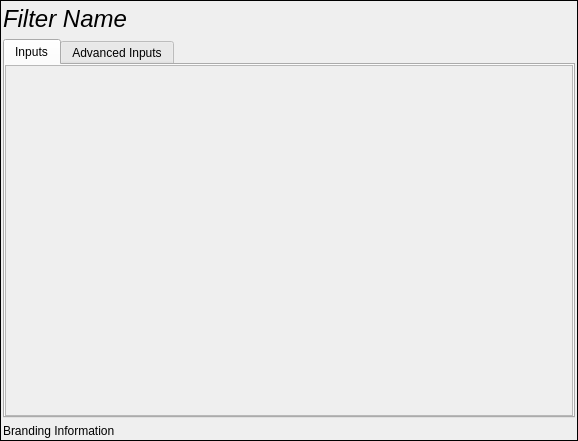
Old version of the form Source/DREAM3DWidgetsLib/Widgets/UI_Files/FilterInputDockWidget.ui in the repository BlueQuartzSoftware/DREAM3D.
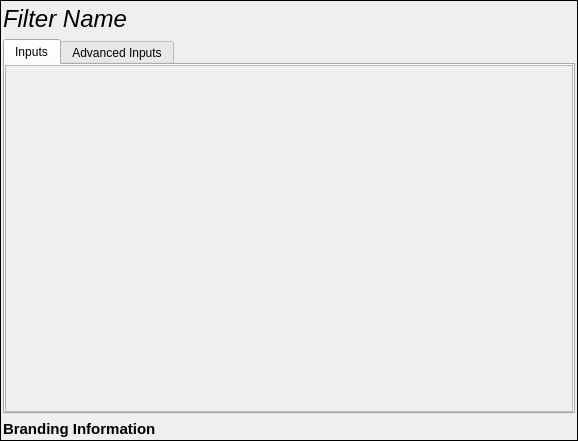
New version of the form.

Patch:
```diff
--- a/Source/DREAM3DWidgetsLib/Widgets/UI_Files/FilterInputDockWidget.ui
+++ b/Source/DREAM3DWidgetsLib/Widgets/UI_Files/FilterInputDockWidget.ui
@@ -118,7 +118,7 @@
                <x>0</x>
                <y>0</y>
                <width>564</width>
-               <height>336</height>
+               <height>339</height>
               </rect>
              </property>
              <layout class="QVBoxLayout" name="verticalLayout"/>
@@ -135,7 +135,14 @@
        </widget>
       </item>
       <item row="2" column="0">
-       <widget class="QLabel" name="label">
+       <widget class="QLabel" name="brandingLabel">
+        <property name="font">
+         <font>
+          <pointsize>11</pointsize>
+          <weight>75</weight>
+          <bold>true</bold>
+         </font>
+        </property>
         <property name="text">
          <string>Branding Information</string>
         </property>
```
Left out of the diff: 22 changed lines with no effect on the pictures.
